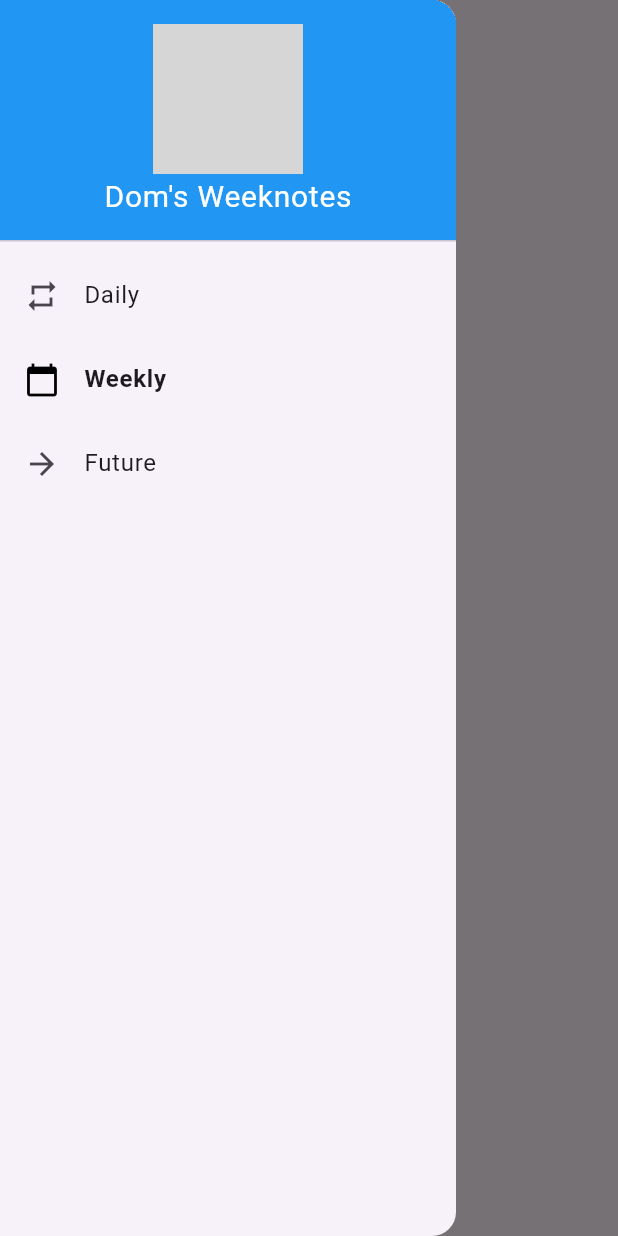
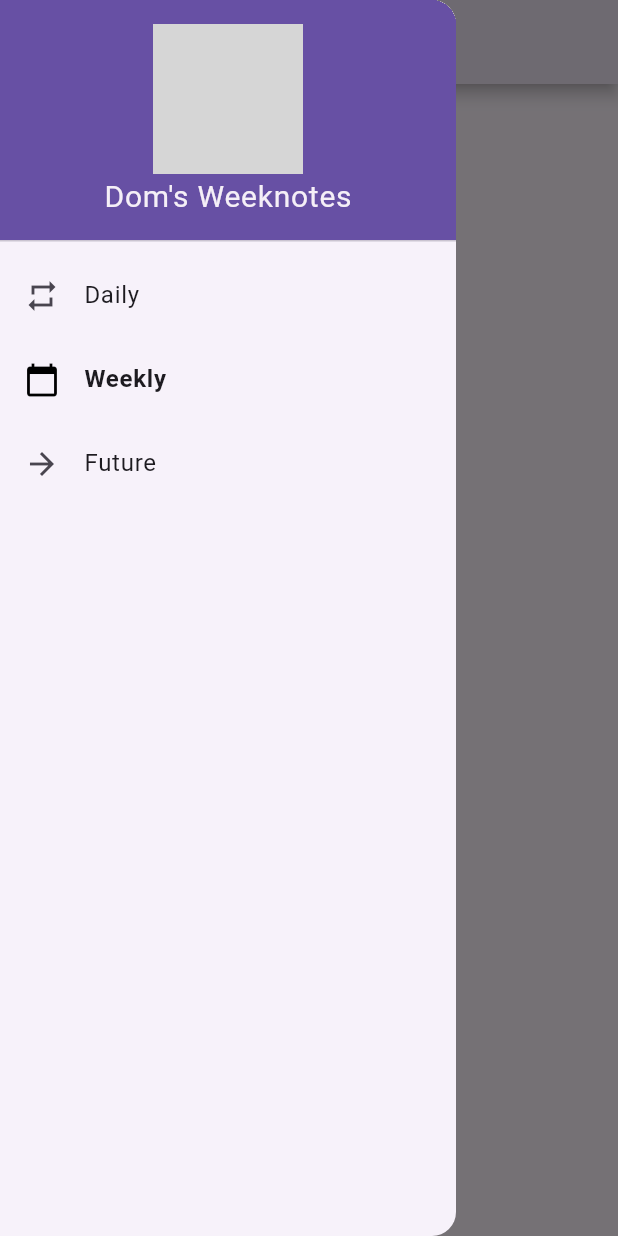
Before and after one commit to ChuffedDom/Doms-Weeknotes, a Flutter app: the screen it shows after launch, with the side drawer open, on a phone screen of 412 x 824 dp. Run offline on Flutter 3.47's test engine with Material 2 defaults, Android fonts, the phone set to English and light mode, and no system bars; our stand-ins replace cloud_firestore, firebase_auth, firebase_core, flutter_markdown; accounts and stored records are empty; network calls fail; Roboto replaces fonts that are missing (--apple-system); statements that could not run were skipped; grey boxes are pictures that could not be loaded.

Commit message:
Worked on theming

```diff
--- a/lib/main.dart
+++ b/lib/main.dart
@@ -30,7 +30,7 @@ class Weeknotes extends StatelessWidget {
       title: "Dom's Weeknotes",
       theme: ThemeData(
         useMaterial3: true,
-        primarySwatch: Colors.blue,
+        // colorScheme: ColorScheme.fromSwatch(primarySwatch: Colors.purple),
         fontFamily: '--apple-system',
       ),
       initialRoute: "/",
@@ -80,14 +80,16 @@ class _HomepageState extends State<Homepage> {
             }),
           )
         ], */
+        elevation: 4,
+        shadowColor: Theme.of(context).shadowColor,
       ),
       drawer: Drawer(
         child: ListView(
           padding: EdgeInsets.zero,
           children: [
             DrawerHeader(
-              decoration: const BoxDecoration(
-                color: Colors.blue,
+              decoration: BoxDecoration(
+                color: Theme.of(context).colorScheme.surfaceTint,
               ),
               child: Column(
                 children: [
@@ -95,9 +97,11 @@ class _HomepageState extends State<Homepage> {
                     "/icons/drawer-icon.png",
                     height: 100,
                   ),
-                  const Text(
+                  Text(
                     "Dom's Weeknotes",
-                    style: TextStyle(color: Colors.white, fontSize: 20),
+                    style: TextStyle(
+                        color: Theme.of(context).colorScheme.onInverseSurface,
+                        fontSize: 20),
                   ),
                 ],
               ),
@@ -123,6 +127,7 @@ class _HomepageState extends State<Homepage> {
                 Navigator.pushNamedAndRemoveUntil(
                     context, "/", (route) => false);
               },
+              hoverColor: Theme.of(context).hoverColor,
             ),
             ListTile(
               leading: const Icon(Icons.arrow_forward),
@@ -153,7 +158,7 @@ class _HomepageState extends State<Homepage> {
               : const SizedBox.shrink(),
       body: Center(
         child: Container(
-          padding: const EdgeInsets.all(8.0),
+          padding: const EdgeInsets.fromLTRB(8.0, 0, 8.0, 20.0),
           constraints: const BoxConstraints(maxWidth: 760),
           child: StreamBuilder(
               stream: db
@@ -229,17 +234,18 @@ class NoteV1 extends StatelessWidget {
         ? Column(
             crossAxisAlignment: CrossAxisAlignment.start,
             children: [
+              const SizedBox(height: 30.0),
               Text(
                 DateFormat('yyyy-MM-dd').format(date),
               ),
               const SizedBox(height: 10.0),
               Text(
                 title,
-                style: Theme.of(context).textTheme.headline4,
+                style: Theme.of(context).textTheme.displaySmall,
               ),
               Text(
                 emoji,
-                style: Theme.of(context).textTheme.headline4,
+                style: Theme.of(context).textTheme.displaySmall,
               ),
               const SizedBox(height: 10.0),
               MarkdownBody(
@@ -271,7 +277,6 @@ class NoteV1 extends StatelessWidget {
                     )
                   : const SizedBox.shrink(),
               const Divider(),
-              const SizedBox(height: 30.0)
             ],
           )
         : const SizedBox.shrink();
```
